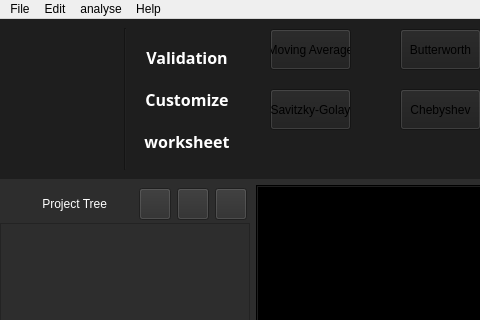
The window that form.ui (Meliani-Mehdi/Graphite_QT) describes before a commit, drawn with Qt 5; both pictures show x 0 to 480 and y 0 to 320 of the 1200 by 673 pixel window.
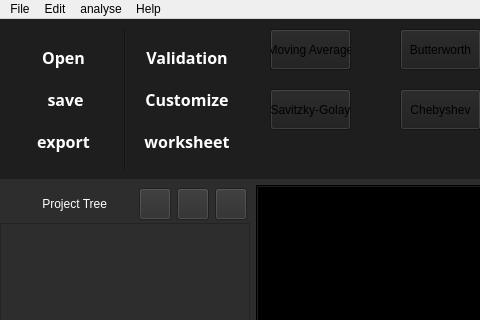
The same window after the commit. Icons and pictures are not drawn.

Commit message: added new icons / markers work now

```diff
--- a/form.ui
+++ b/form.ui
@@ -97,7 +97,7 @@
            </property>
            <property name="maximumSize">
             <size>
-             <width>250</width>
+             <width>300</width>
              <height>16777215</height>
             </size>
            </property>
@@ -115,6 +115,149 @@
               <property name="frameShape">
                <enum>QFrame::Shape::NoFrame</enum>
               </property>
+              <layout class="QVBoxLayout" name="verticalLayout_4">
+               <item>
+                <widget class="QPushButton" name="open_btn">
+                 <property name="minimumSize">
+                  <size>
+                   <width>0</width>
+                   <height>32</height>
+                  </size>
+                 </property>
+                 <property name="maximumSize">
+                  <size>
+                   <width>16777215</width>
+                   <height>16777215</height>
+                  </size>
+                 </property>
+                 <property name="font">
+                  <font>
+                   <family>ProFontWindows Nerd Font Propo</family>
+                   <pointsize>12</pointsize>
+                   <bold>true</bold>
+                  </font>
+                 </property>
+                 <property name="styleSheet">
+                  <string notr="true">QPushButton {
+    border: none;
+}
+QPushButton:pressed {
+    background-color: rgba(0, 0, 0, 0.5);
+}
+QPushButton {
+    color: white;
+}</string>
+                 </property>
+                 <property name="text">
+                  <string>Open</string>
+                 </property>
+                 <property name="icon">
+                  <iconset>
+                   <normaloff>assets/upload.png</normaloff>assets/upload.png</iconset>
+                 </property>
+                 <property name="iconSize">
+                  <size>
+                   <width>28</width>
+                   <height>28</height>
+                  </size>
+                 </property>
+                </widget>
+               </item>
+               <item>
+                <widget class="QPushButton" name="save_btn">
+                 <property name="minimumSize">
+                  <size>
+                   <width>0</width>
+                   <height>32</height>
+                  </size>
+                 </property>
+                 <property name="maximumSize">
+                  <size>
+                   <width>16777215</width>
+                   <height>16777215</height>
+                  </size>
+                 </property>
+                 <property name="font">
+                  <font>
+                   <family>ProFontWindows Nerd Font Propo</family>
+                   <pointsize>12</pointsize>
+                   <bold>true</bold>
+                  </font>
+                 </property>
+                 <property name="styleSheet">
+                  <string notr="true">QPushButton {
+    border: none;
+}
+QPushButton:pressed {
+    background-color: rgba(0, 0, 0, 0.5);
+}
+QPushButton {
+    color: white;
+}</string>
+                 </property>
+                 <property name="text">
+                  <string> save</string>
+                 </property>
+                 <property name="icon">
+                  <iconset>
+                   <normaloff>assets/download.png</normaloff>assets/download.png</iconset>
+                 </property>
+                 <property name="iconSize">
+                  <size>
+                   <width>28</width>
+                   <height>28</height>
+                  </size>
+                 </property>
+                </widget>
+               </item>
+               <item>
+                <widget class="QPushButton" name="export_btn">
+                 <property name="minimumSize">
+                  <size>
+                   <width>0</width>
+                   <height>32</height>
+                  </size>
+                 </property>
+                 <property name="maximumSize">
+                  <size>
+                   <width>16777215</width>
+                   <height>16777215</height>
+                  </size>
+                 </property>
+                 <property name="font">
+                  <font>
+                   <family>ProFontWindows Nerd Font Propo</family>
+                   <pointsize>12</pointsize>
+                   <bold>true</bold>
+                  </font>
+                 </property>
+                 <property name="styleSheet">
+                  <string notr="true">QPushButton {
+    border: none;
+}
+QPushButton:pressed {
+    background-color: rgba(0, 0, 0, 0.5);
+}
+QPushButton {
+    color: white;
+}</string>
+                 </property>
+                 <property name="text">
+                  <string>export</string>
+                 </property>
+                 <property name="icon">
+                  <iconset>
+                   <normaloff>assets/export.png</normaloff>assets/export.png</iconset>
+                 </property>
+                 <property name="iconSize">
+                  <size>
+                   <width>28</width>
+                   <height>28</height>
+                  </size>
+                 </property>
+                </widget>
+               </item>
+              </layout>
              </widget>
             </item>
             <item>
```
Left out of the diff: 23 changed lines with no effect on the pictures. The commit also changes 7 other files.
